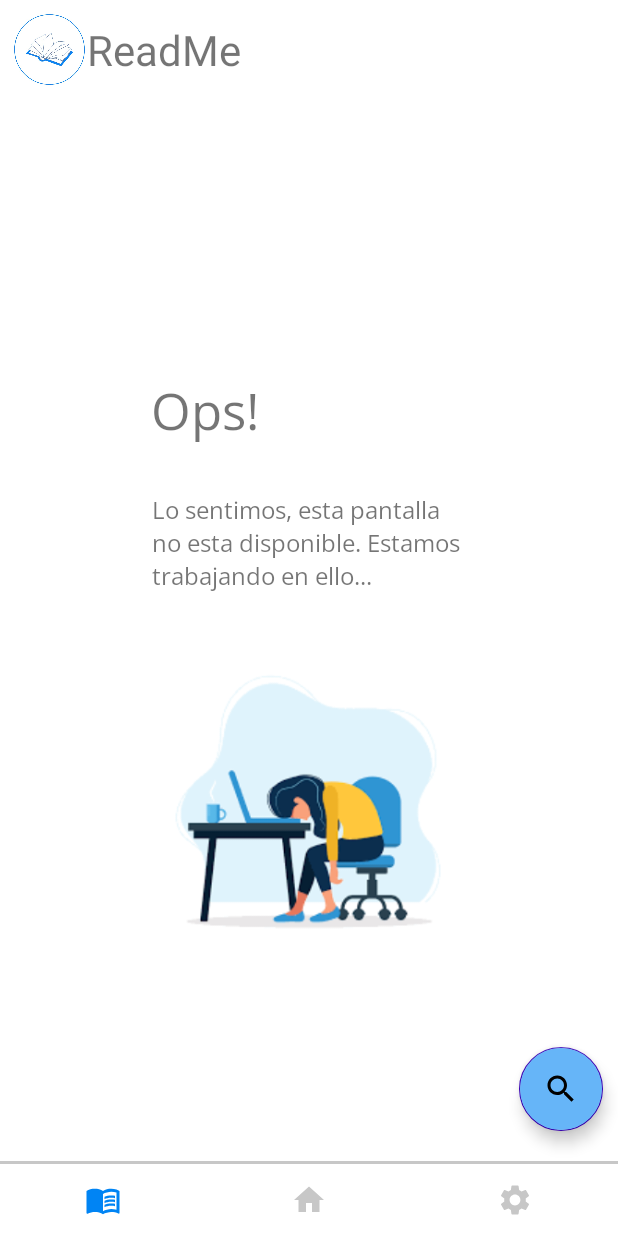
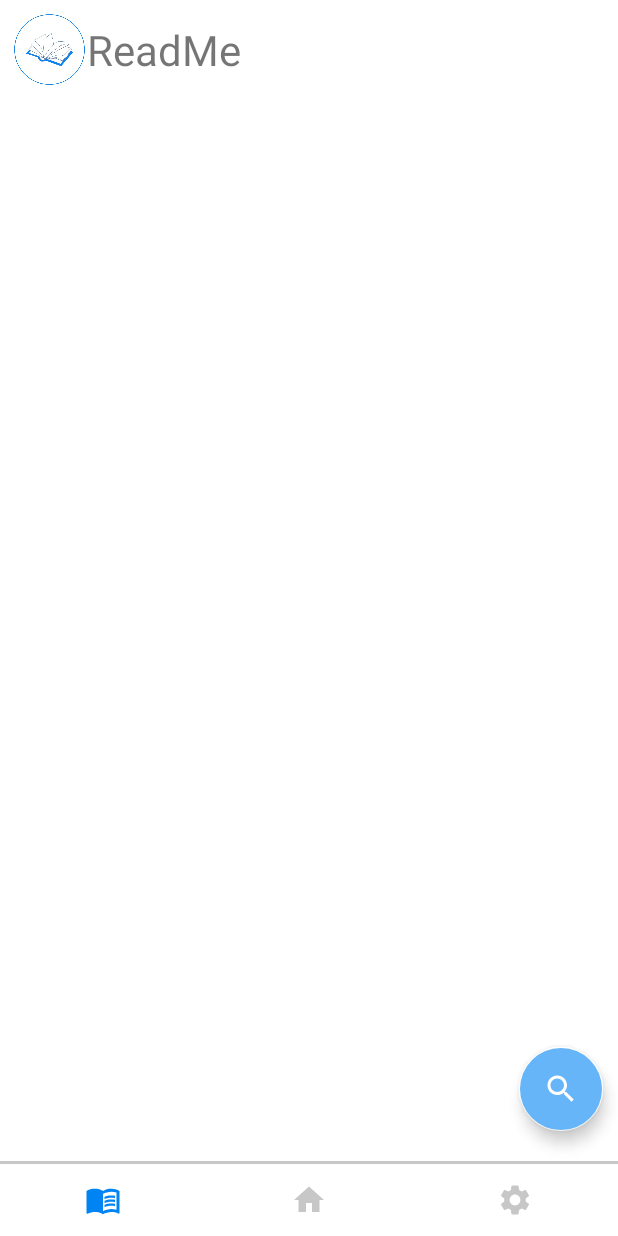
Before and after one commit to Dyeseniact/ReadMe, an Android app: the Act4_mybook screen opened directly, with no data from a screen before it, on a phone screen of 412 x 824 dp. Run offline under Robolectric (Android 15) with nearby library versions, the phone set to English and light mode, and no system bars.

Commit message:
Cambios nuevos con busqueda

```diff
--- a/app/src/main/res/drawable/ic_search.xml
+++ b/app/src/main/res/drawable/ic_search.xml
@@ -1,4 +1,4 @@
-<vector android:height="24dp" android:tint="#FFFCFC"
+<vector android:height="24dp" android:tint="@color/white"
     android:viewportHeight="24" android:viewportWidth="24"
     android:width="24dp" xmlns:android="http://schemas.android.com/apk/res/android">
     <path android:fillColor="@android:color/white" android:pathData="M15.5,14h-0.79l-0.28,-0.27C15.41,12.59 16,11.11 16,9.5 16,5.91 13.09,3 9.5,3S3,5.91 3,9.5 5.91,16 9.5,16c1.61,0 3.09,-0.59 4.23,-1.57l0.27,0.28v0.79l5,4.99L20.49,19l-4.99,-5zM9.5,14C7.01,14 5,11.99 5,9.5S7.01,5 9.5,5 14,7.01 14,9.5 11.99,14 9.5,14z"/>
--- a/app/src/main/res/layout/activity_act1_login.xml
+++ b/app/src/main/res/layout/activity_act1_login.xml
@@ -38,6 +38,7 @@
         app:layout_constraintTop_toBottomOf="@id/textView_login"
         app:layout_constraintEnd_toEndOf="parent"
         app:boxBackgroundColor="@color/neutral6"
+
         >
 
         <EditText
@@ -55,7 +56,8 @@
         app:layout_constraintStart_toStartOf="parent"
         app:layout_constraintTop_toBottomOf="@id/textInput_email"
         app:layout_constraintEnd_toEndOf="parent"
-        app:boxBackgroundColor="@color/neutral6">
+        app:boxBackgroundColor="@color/neutral6"
+        app:endIconMode="password_toggle">
 
         <EditText
             android:id="@+id/editText_password"
--- a/app/src/main/res/layout/activity_act2_signin.xml
+++ b/app/src/main/res/layout/activity_act2_signin.xml
@@ -104,6 +104,7 @@
                 app:layout_constraintTop_toBottomOf="@id/textInput_email"
                 app:layout_constraintEnd_toEndOf="parent"
                 app:boxBackgroundColor="@color/neutral6"
+                app:endIconMode="password_toggle"
                 >
 
                 <EditText
--- a/app/src/main/res/layout/activity_act4_mybook.xml
+++ b/app/src/main/res/layout/activity_act4_mybook.xml
@@ -25,51 +25,14 @@
         <TextView
             style="@style/LogoTxV"
             android:layout_gravity="center"
-            android:layout_toRightOf="@+id/act4HomeLogoImageView" />
+            android:layout_toRightOf="@+id/act4HomeLogoImageView"
+            />
 
     </LinearLayout>
 
 
     <!-- Aquí va el cuerpo del activity -->
-    <ImageView
-        android:id="@+id/act4_imageView"
-        android:layout_width="208dp"
-        android:layout_height="208dp"
-        app:layout_constraintBottom_toBottomOf="parent"
-        app:layout_constraintEnd_toEndOf="parent"
-        app:layout_constraintHorizontal_bias="0.497"
-        app:layout_constraintStart_toStartOf="parent"
-        app:layout_constraintTop_toTopOf="parent"
-        app:layout_constraintVertical_bias="0.705"
-        app:srcCompat="@drawable/sleep_programmer_women" />
 
-    <TextView
-        android:id="@+id/act4_textViewOps"
-        android:layout_width="wrap_content"
-        android:layout_height="wrap_content"
-        android:layout_marginTop="112dp"
-        android:fontFamily="@font/open_sans"
-        android:text="@string/error_app"
-        android:textSize="34sp"
-        app:layout_constraintBottom_toTopOf="@+id/act4_imageView"
-        app:layout_constraintEnd_toEndOf="parent"
-        app:layout_constraintHorizontal_bias="0.297"
-        app:layout_constraintStart_toStartOf="parent"
-        app:layout_constraintTop_toTopOf="parent" />
-
-    <TextView
-        android:id="@+id/act4_textViewOpsDescription"
-        android:layout_width="223dp"
-        android:layout_height="75dp"
-        android:text="@string/error_app_description"
-        android:fontFamily="@font/open_sans"
-        android:textSize="16sp"
-        app:layout_constraintBottom_toTopOf="@+id/act4_imageView"
-        app:layout_constraintEnd_toEndOf="parent"
-        app:layout_constraintHorizontal_bias="0.537"
-        app:layout_constraintStart_toStartOf="parent"
-        app:layout_constraintTop_toBottomOf="@+id/act4_textViewOps"
-        app:layout_constraintVertical_bias="0.516" />
 
     <!-- Botón flotante -->
     <com.google.android.material.floatingactionbutton.FloatingActionButton
--- /dev/null
+++ b/app/src/main/res/layout/activity_act6_search.xml
@@ -0,0 +1,6 @@
+<?xml version="1.0" encoding="utf-8"?>
+<androidx.constraintlayout.widget.ConstraintLayout xmlns:android="http://schemas.android.com/apk/res/android"
+    android:layout_width="match_parent"
+    android:layout_height="match_parent">
+
+</androidx.constraintlayout.widget.ConstraintLayout>
--- a/app/src/main/res/values/style.xml
+++ b/app/src/main/res/values/style.xml
@@ -7,6 +7,7 @@
         <item name="android:layout_marginTop">32dp</item>
         <item name="android:layout_width">256dp</item>
         <item name="android:layout_height">wrap_content</item>
+
     </style>
 
     <style name="edit_text_login">
--- a/app/src/main/res/values/themes.xml
+++ b/app/src/main/res/values/themes.xml
@@ -6,9 +6,9 @@
         <item name="colorPrimaryVariant">@color/primary2</item>
         <item name="colorOnPrimary">@color/white</item>
         <!-- Secondary brand color. -->
-        <item name="colorSecondary">@color/purple_700</item>
+        <item name="colorSecondary">@color/white</item>
         <item name="colorSecondaryVariant">@color/teal_200</item>
-        <item name="colorOnSecondary">@color/black</item>
+        <item name="colorOnSecondary">@color/white</item>
         <!-- Status bar color. -->
         <item name="android:statusBarColor" tools:targetApi="l">?attr/colorPrimaryVariant</item>
         <!-- Customize your theme here. -->
```
Also changed, not shown: app/src/main/res/layout/activity_act2_selects_preferred_genres.xml (+22 -1 lines).
